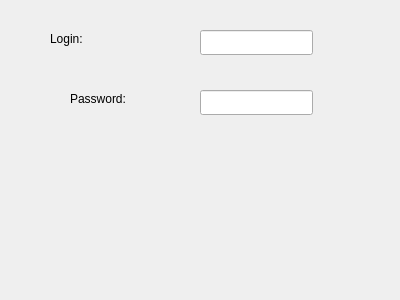
This is logindialog.ui in XinroX/emailingsystem-clientgui as Qt 5 draws it before an edit. The edited form follows.
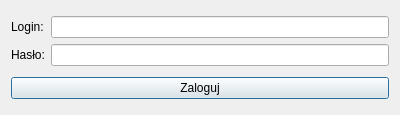
This is the edited form.

Diff of the .ui file:
```diff
--- a/logindialog.ui
+++ b/logindialog.ui
@@ -7,58 +7,45 @@
     <x>0</x>
     <y>0</y>
     <width>400</width>
-    <height>300</height>
+    <height>115</height>
    </rect>
   </property>
   <property name="windowTitle">
    <string>Dialog</string>
   </property>
+  <layout class="QVBoxLayout" name="verticalLayout">
+   <item>
+    <layout class="QGridLayout" name="gridLayout">
+     <item row="0" column="0">
   <widget class="QLabel" name="label">
-   <property name="geometry">
-    <rect>
-     <x>50</x>
-     <y>30</y>
-     <width>67</width>
-     <height>17</height>
-    </rect>
-   </property>
    <property name="text">
     <string>Login:</string>
    </property>
   </widget>
+     </item>
+     <item row="0" column="1">
+      <widget class="QLineEdit" name="txtLogin"/>
+     </item>
+     <item row="1" column="0">
   <widget class="QLabel" name="label_2">
-   <property name="geometry">
-    <rect>
-     <x>70</x>
-     <y>90</y>
-     <width>67</width>
-     <height>17</height>
-    </rect>
-   </property>
    <property name="text">
-    <string>Password:</string>
-   </property>
-  </widget>
-  <widget class="QLineEdit" name="txtLogin">
-   <property name="geometry">
-    <rect>
-     <x>200</x>
-     <y>30</y>
-     <width>113</width>
-     <height>25</height>
-    </rect>
-   </property>
-  </widget>
-  <widget class="QLineEdit" name="txtPassword">
-   <property name="geometry">
-    <rect>
-     <x>200</x>
-     <y>90</y>
-     <width>113</width>
-     <height>25</height>
-    </rect>
-   </property>
-  </widget>
+        <string>Hasło:</string>
+       </property>
+      </widget>
+     </item>
+     <item row="1" column="1">
+      <widget class="QLineEdit" name="txtPassword"/>
+     </item>
+    </layout>
+   </item>
+   <item>
+    <widget class="QPushButton" name="btnLogin">
+     <property name="text">
+      <string>Zaloguj</string>
+     </property>
+    </widget>
+   </item>
+  </layout>
  </widget>
  <resources/>
  <connections/>
```
Lines whose indentation alone changed are shown as unchanged.
